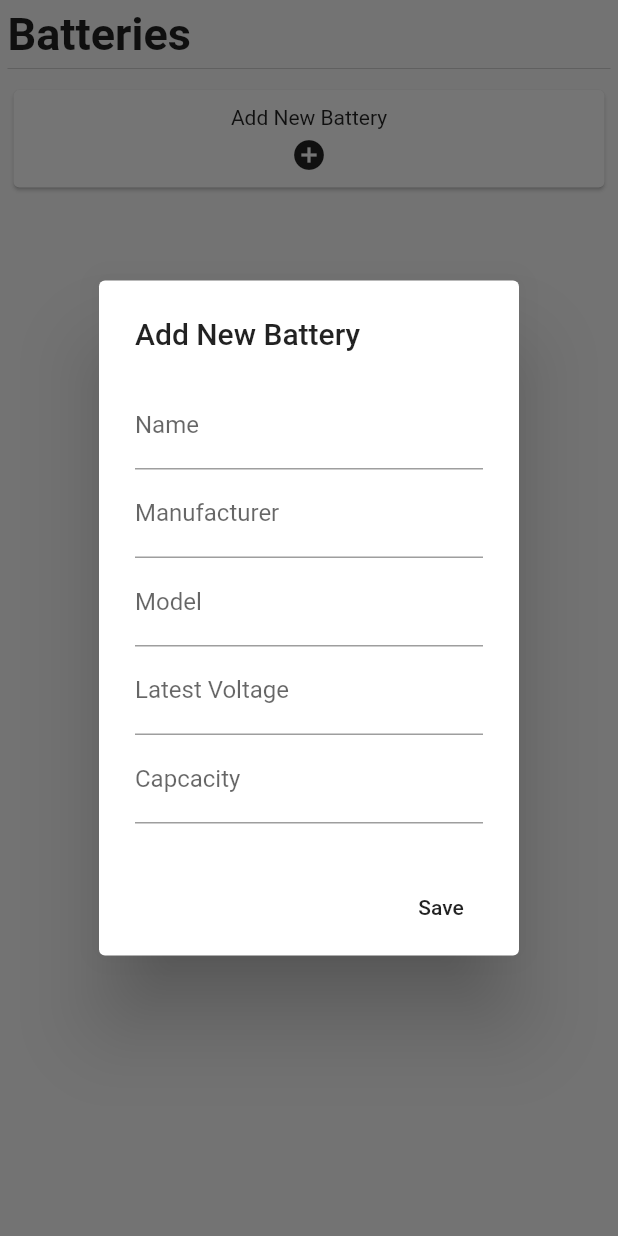
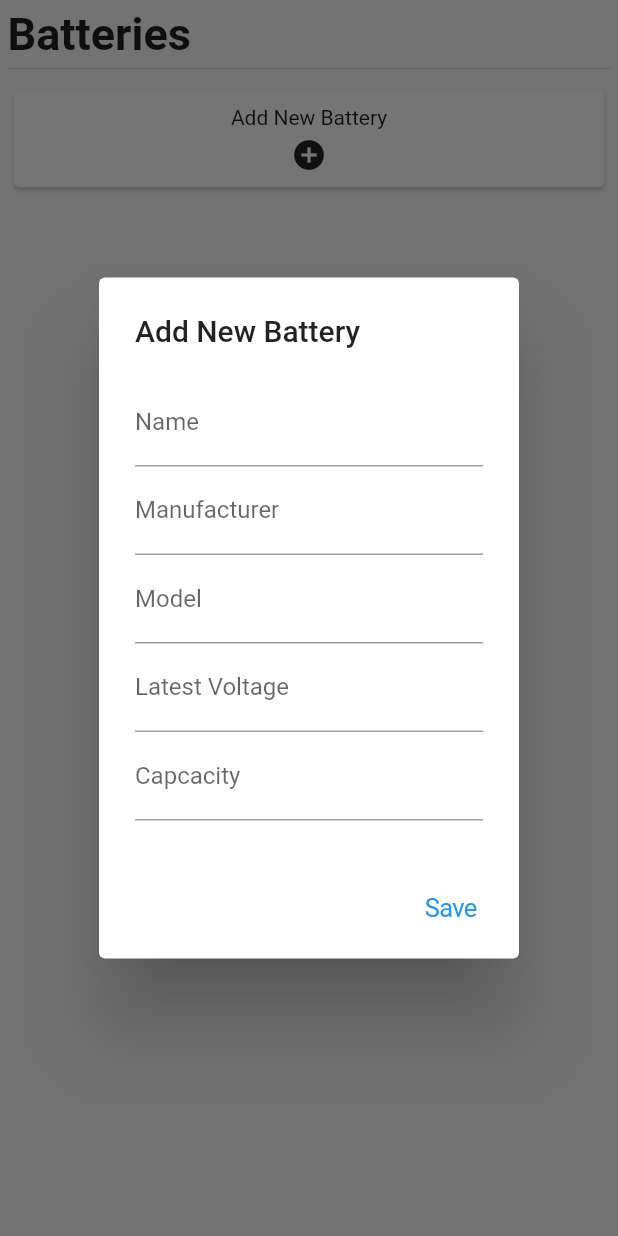
Before and after one commit to Kostecki/BatteryMonitor, a Flutter app: the Settings widget shown alone on an empty page, opened directly, after a tap on "Add New Battery", on a phone screen of 412 x 824 dp. Run offline on Flutter 3.47's test engine with Material 2 defaults, Android fonts, the light colour scheme and no system bars; our stand-ins replace cloud_firestore; accounts and stored records are empty.

Commit message:
CupertinoButton

```diff
--- a/app/lib/settings/settings.dart
+++ b/app/lib/settings/settings.dart
@@ -1,6 +1,7 @@
 import 'dart:async';
 import 'dart:convert';
 
+import 'package:flutter/cupertino.dart';
 import 'package:flutter/material.dart';
 import 'package:flutter/services.dart';
 import 'package:provider/provider.dart';
@@ -182,7 +183,7 @@ class _SettingsState extends State<Settings> {
                           ],
                         ),
                         actions: <Widget>[
-                          FlatButton(
+                          CupertinoButton(
                             child: Text('Save'),
                             onPressed: () {
                               if (_formKey.currentState.validate()) {
--- a/app/lib/settings/singleBatterySettings.dart
+++ b/app/lib/settings/singleBatterySettings.dart
@@ -295,7 +295,7 @@ class _SingleBatterySettingsState extends State<SingleBatterySettings> {
                             ],
                           ),
                           actions: <Widget>[
-                            FlatButton(
+                            CupertinoButton(
                               child: Text('Update'),
                               onPressed: () {
                                 if (_formKey.currentState.validate()) {
```
